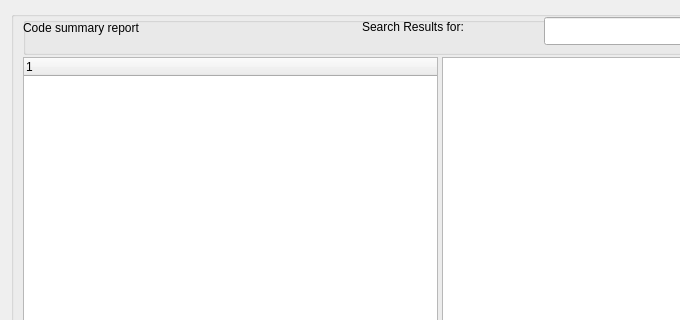
ccbogel/QualCoder, file GUI_UIs/ui_dialog_report_code_summary.ui: the form before one commit; both pictures show x 0 to 680 and y 0 to 320 of the 880 by 670 pixel window.
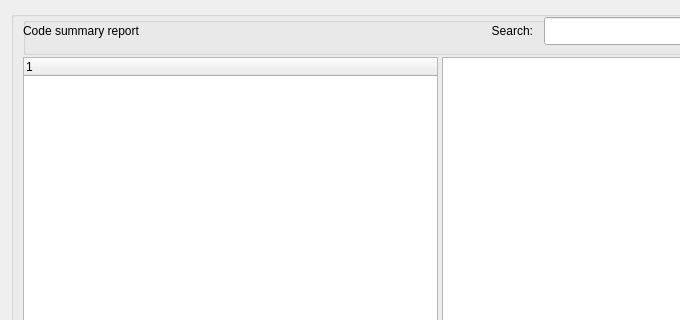
The form after the commit.

Diff of the .ui file:
```diff
--- a/GUI_UIs/ui_dialog_report_code_summary.ui
+++ b/GUI_UIs/ui_dialog_report_code_summary.ui
@@ -93,14 +93,17 @@
         <widget class="QLabel" name="label_search_results">
          <property name="geometry">
           <rect>
-           <x>339</x>
+           <x>379</x>
            <y>0</y>
-           <width>181</width>
-           <height>20</height>
+           <width>131</width>
+           <height>28</height>
           </rect>
          </property>
          <property name="text">
-          <string>Search Results for:</string>
+          <string>Search:</string>
+         </property>
+         <property name="alignment">
+          <set>Qt::AlignRight|Qt::AlignTrailing|Qt::AlignVCenter</set>
          </property>
          <property name="wordWrap">
           <bool>true</bool>
@@ -112,19 +115,19 @@
            <x>0</x>
            <y>0</y>
            <width>271</width>
-           <height>22</height>
+           <height>28</height>
           </rect>
          </property>
          <property name="minimumSize">
           <size>
            <width>0</width>
-           <height>22</height>
+           <height>28</height>
           </size>
          </property>
          <property name="maximumSize">
           <size>
            <width>16777215</width>
-           <height>22</height>
+           <height>28</height>
           </size>
          </property>
          <property name="text">
```
